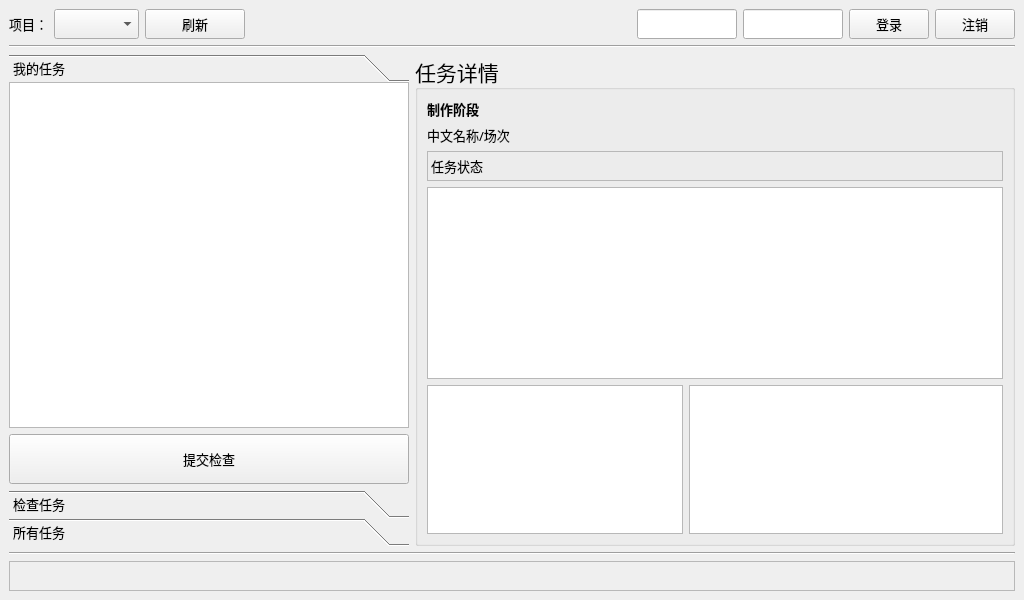
Qt form commons/ui/CGTW.ui (lonegather/Barbarian) before a commit.
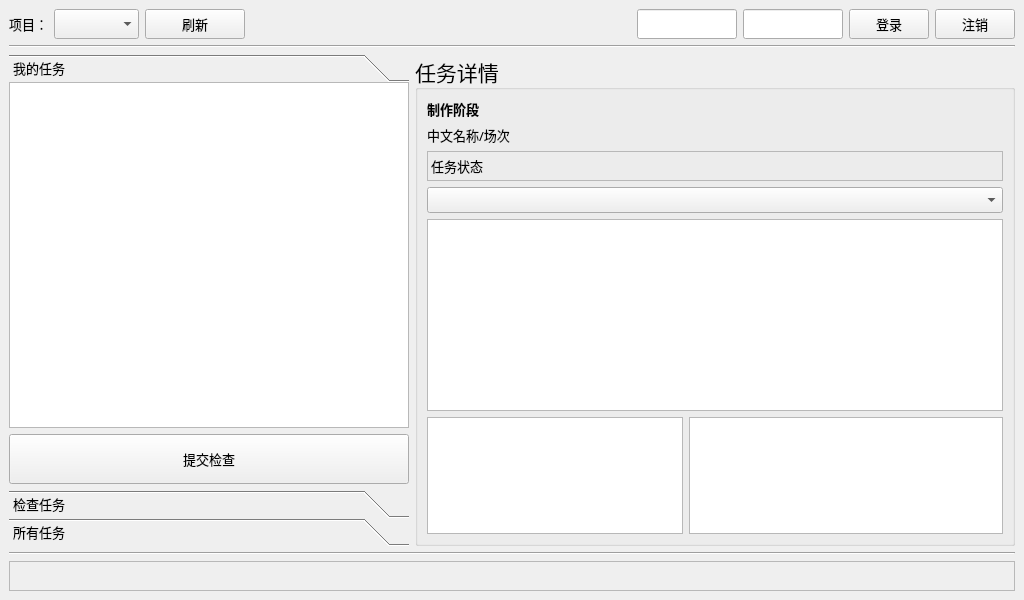
The same form after that commit.

The edit to the form file:
```diff
--- a/commons/ui/CGTW.ui
+++ b/commons/ui/CGTW.ui
@@ -467,7 +467,7 @@
         <property name="alignment">
          <set>Qt::AlignLeading|Qt::AlignLeft|Qt::AlignVCenter</set>
         </property>
-        <layout class="QVBoxLayout" name="verticalLayout_7" stretch="0,0,0,0,1">
+        <layout class="QVBoxLayout" name="verticalLayout_7" stretch="0,0,0,0,0,1">
          <item>
           <widget class="QLabel" name="CGTWLBLInfoPipeline">
            <property name="minimumSize">
@@ -533,6 +533,16 @@
            </property>
           </widget>
          </item>
+         <item>
+          <widget class="QComboBox" name="CGTWCBFile">
+           <property name="font">
+            <font>
+             <family>微软雅黑</family>
+             <pointsize>10</pointsize>
+            </font>
+           </property>
+          </widget>
+         </item>
          <item>
           <widget class="QTreeView" name="CGTWTVFileHistory">
            <property name="font">
```
